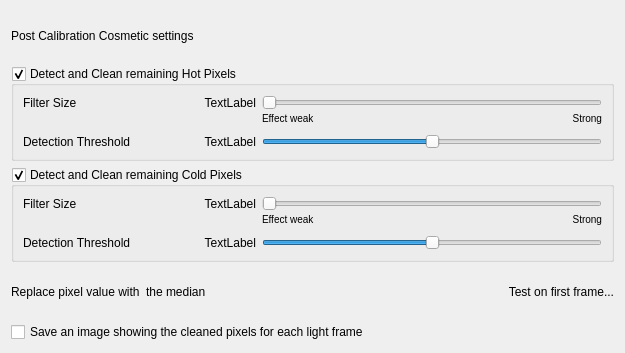
First picture: the form in DeepSkyStacker/ui/PostCalibration.ui, repository deepskystacker/DSS, before the edit.
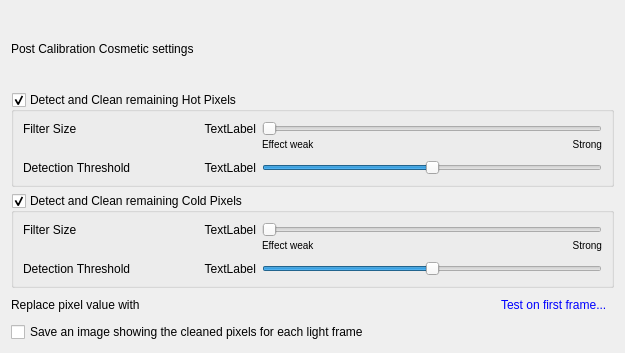
Second picture: the form after the edit.

The edit to the form file:
```diff
--- a/DeepSkyStacker/ui/PostCalibration.ui
+++ b/DeepSkyStacker/ui/PostCalibration.ui
@@ -291,9 +291,16 @@
       </widget>
      </item>
      <item>
-      <widget class="QLabel" name="replacementMethod">
+      <widget class="QPushButton" name="replacementMethod">
+       <property name="styleSheet">
+        <string notr="true">color: blue;
+text-align:left</string>
+       </property>
        <property name="text">
-        <string>&lt;a href=&quot; &quot;&gt;the median&lt;/a&gt;</string>
+        <string/>
+       </property>
+       <property name="flat">
+        <bool>true</bool>
        </property>
       </widget>
      </item>
@@ -311,12 +318,16 @@
       </spacer>
      </item>
      <item>
-      <widget class="QLabel" name="testCosmetic">
+      <widget class="QPushButton" name="testCosmetic">
+       <property name="styleSheet">
+        <string notr="true">color: blue;
+text-align:left</string>
+       </property>
        <property name="text">
-        <string>&lt;a href=&quot; &quot;&gt;Test on first frame...&lt;/a&gt;</string>
+        <string>Test on first frame...</string>
        </property>
-       <property name="alignment">
-        <set>Qt::AlignRight|Qt::AlignTrailing|Qt::AlignVCenter</set>
+       <property name="flat">
+        <bool>true</bool>
        </property>
       </widget>
      </item>
```
